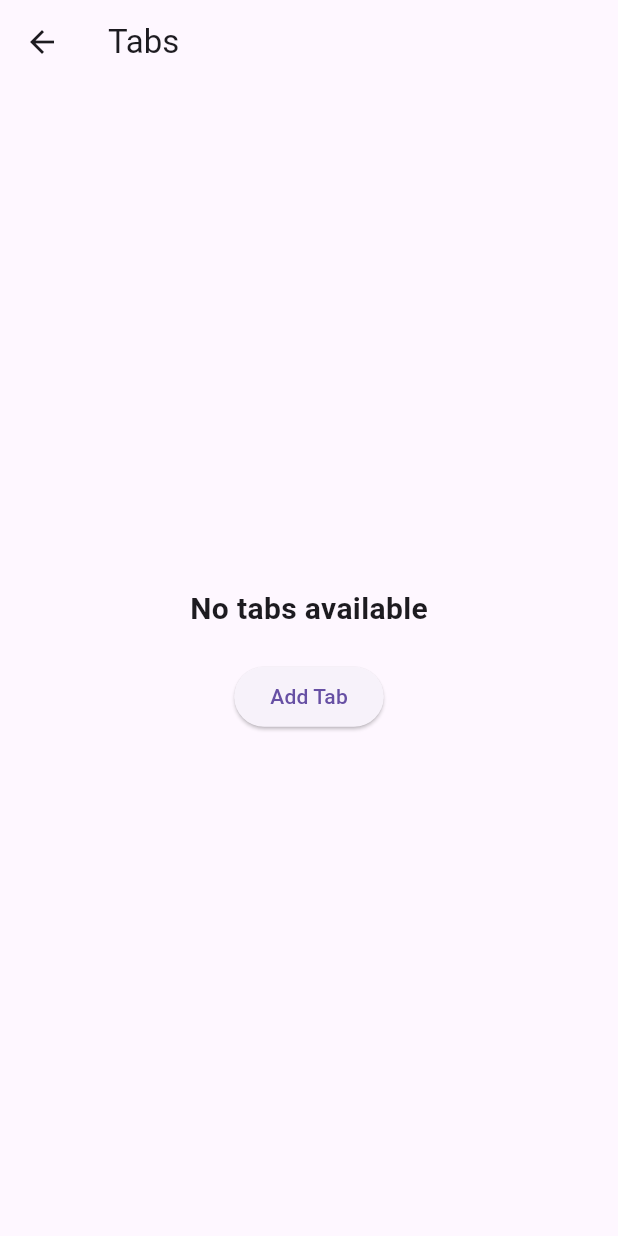
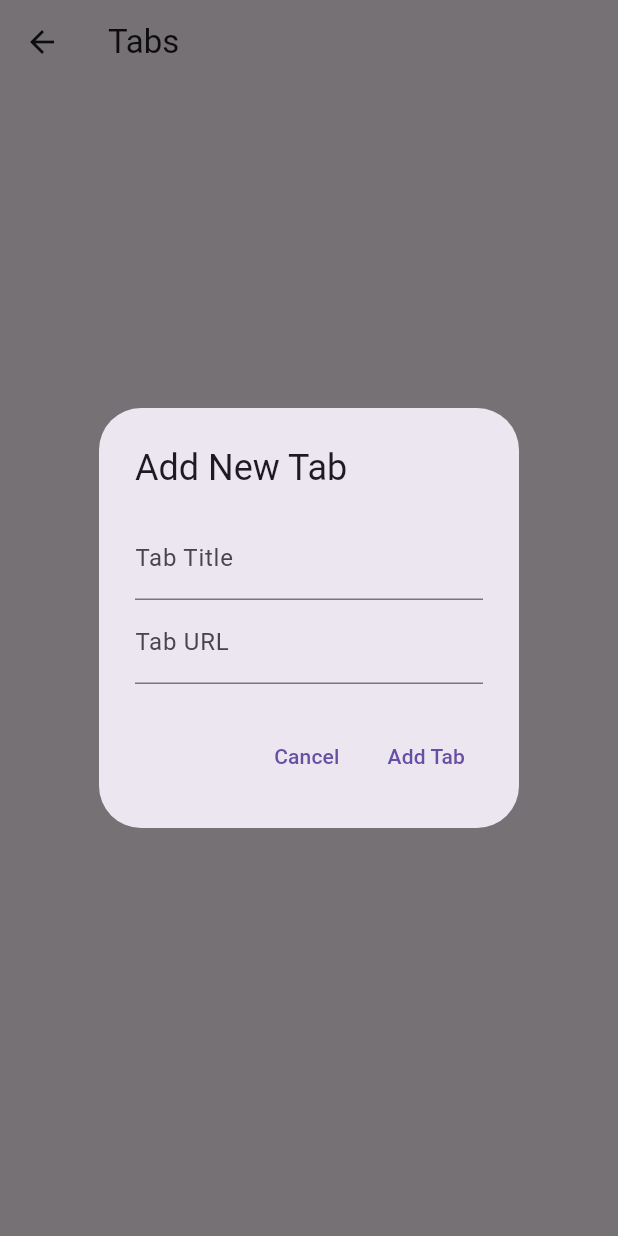
Before and after one commit to Hetari/toby-flutter-new, a Flutter app: the TabsPage screen opened directly with empty values, after a tap on "Add Tab", on a phone screen of 412 x 824 dp. Run offline on Flutter 3.47's test engine with Material 3 defaults, Android fonts, the phone set to English and light mode, and no system bars; our stand-ins replace email_validator, get_storage, shared_preferences; accounts and stored records are empty.

Commit message:
add tabs

```diff
--- a/lib/screens/Tabs_screen.dart
+++ b/lib/screens/Tabs_screen.dart
@@ -1,12 +1,20 @@
 import 'package:flutter/material.dart';
+import 'package:provider/provider.dart';
+import 'package:toby_flutter/providers/app_state.dart';
+import 'package:toby_flutter/services/TabService.dart';
 
 class TabsPage extends StatelessWidget {
   final List<Map<String, dynamic>>? tabs; // Allow null
+  final int collectionId;
 
-  const TabsPage({super.key, required this.tabs});
+  const TabsPage({super.key, required this.tabs, required this.collectionId});
 
   @override
   Widget build(BuildContext context) {
+    final appState = Provider.of<AppState>(context, listen: false);
+    late TabService apiService;
+    apiService = TabService(appState);
+
     return DefaultTabController(
       length: tabs?.length ?? 0, // Set the number of tabs, default to 0 if null
       child: Scaffold(
@@ -54,9 +62,7 @@ class TabsPage extends StatelessWidget {
                     const SizedBox(height: 20),
                     ElevatedButton(
                       onPressed: () {
-                        // Add functionality to add a new tab
-                        // For example, you might navigate to a different screen
-                        // to create a new tab
+                        _showAddTabDialog(context, apiService);
                       },
                       child: const Text('Add Tab'),
                     ),
@@ -64,6 +70,94 @@ class TabsPage extends StatelessWidget {
                 ),
               ),
       ),
+    );
+  }
+
+  String formatUrl(String inputUrl) {
+    String formattedUrl = inputUrl.trim();
+
+    // Add 'https://' if not present
+    if (!formattedUrl.startsWith('http://') &&
+        !formattedUrl.startsWith('https://')) {
+      formattedUrl = 'https://' + formattedUrl;
+    }
+
+    // Add 'www.' if not present
+    if (!formattedUrl.contains('www.')) {
+      Uri uri = Uri.parse(formattedUrl);
+      formattedUrl = formattedUrl.replaceFirst(uri.host, 'www.' + uri.host);
+    }
+
+    return formattedUrl;
+  }
+
+  // Pop-up dialog to add a new tab with title and URL fields
+  void _showAddTabDialog(BuildContext context, TabService apiService) {
+    final TextEditingController titleController = TextEditingController();
+    final TextEditingController urlController = TextEditingController();
+
+    showDialog(
+      context: context,
+      builder: (BuildContext context) {
+        return AlertDialog(
+          title: const Text('Add New Tab'),
+          content: Column(
+            mainAxisSize: MainAxisSize.min,
+            children: [
+              TextField(
+                controller: titleController,
+                decoration: const InputDecoration(labelText: 'Tab Title'),
+              ),
+              TextField(
+                controller: urlController,
+                decoration: const InputDecoration(labelText: 'Tab URL'),
+              ),
+            ],
+          ),
+          actions: [
+            TextButton(
+              onPressed: () async {
+                Navigator.of(context).pop(); // Close the popup
+              },
+              child: const Text('Cancel'),
+            ),
+            TextButton(
+              onPressed: () async {
+                // Handle adding the new tab
+                String title = titleController.text;
+                String url = formatUrl(urlController.text);
+
+                print("\n\n $url");
+
+                if (title.isNotEmpty && url.isNotEmpty) {
+                  final result = await apiService.createTab(
+                    titleController.text,
+                    urlController.text,
+                    collectionId,
+                  );
+
+                  if (result['success'] == true) {
+                    ScaffoldMessenger.of(context).showSnackBar(
+                      const SnackBar(
+                        content: Text('Tab created successfully'),
+                      ),
+                    );
+                  } else {
+                    ScaffoldMessenger.of(context).showSnackBar(
+                      SnackBar(
+                        content:
+                            Text('Failed to create tab: ${result['message']}'),
+                      ),
+                    );
+                  }
+                }
+                Navigator.of(context).pop();
+              },
+              child: const Text('Add Tab'),
+            ),
+          ],
+        );
+      },
     );
   }
 }
--- a/lib/services/TabService.dart
+++ b/lib/services/TabService.dart
@@ -60,12 +60,14 @@ class TabService {
   }
 
   // Create a new tab
-  Future<Map<String, dynamic>> createTab(String title, int collectionId) async {
+  Future<Map<String, dynamic>> createTab(
+      String title, String url, int collectionId) async {
     final headers = _getHeaders();
     final response = await _apiWrapper.post(
-      '/tabs/create',
+      '/tabs',
       {
         'title': title,
+        'url': url,
         'collection_id': collectionId,
       },
       headers,
@@ -76,8 +78,9 @@ class TabService {
   // Delete a tab
   Future<Map<String, dynamic>> deleteTab(int id) async {
     final headers = _getHeaders();
+    // TODO: fix it
     final response = await _apiWrapper.post(
-      '/tabs/delete',
+      '/tabs',
       {
         'id': id,
       },
--- a/lib/widgets/CollectionSectionWidget.dart
+++ b/lib/widgets/CollectionSectionWidget.dart
@@ -36,6 +36,7 @@ class CollectionSectionWidget extends StatelessWidget {
                   MaterialPageRoute(
                     builder: (context) => TabsPage(
                       tabs: card['tabs'],
+                      collectionId: card['id'],
                     ),
                   ),
                 );
--- a/lib/widgets/MainContentWidget.dart
+++ b/lib/widgets/MainContentWidget.dart
@@ -3,7 +3,6 @@
 import 'package:flutter/material.dart';
 import 'package:provider/provider.dart';
 import 'package:toby_flutter/providers/app_state.dart';
-import 'package:toby_flutter/screens/Tabs_screen.dart';
 import 'package:toby_flutter/screens/add_collection.dart';
 import 'package:toby_flutter/services/CollectionService.dart';
 import 'package:toby_flutter/widgets/CollectionSectionWidget.dart';
```
Also changed, not shown: lib/services/CollectionService.dart (+15 -32 lines).
